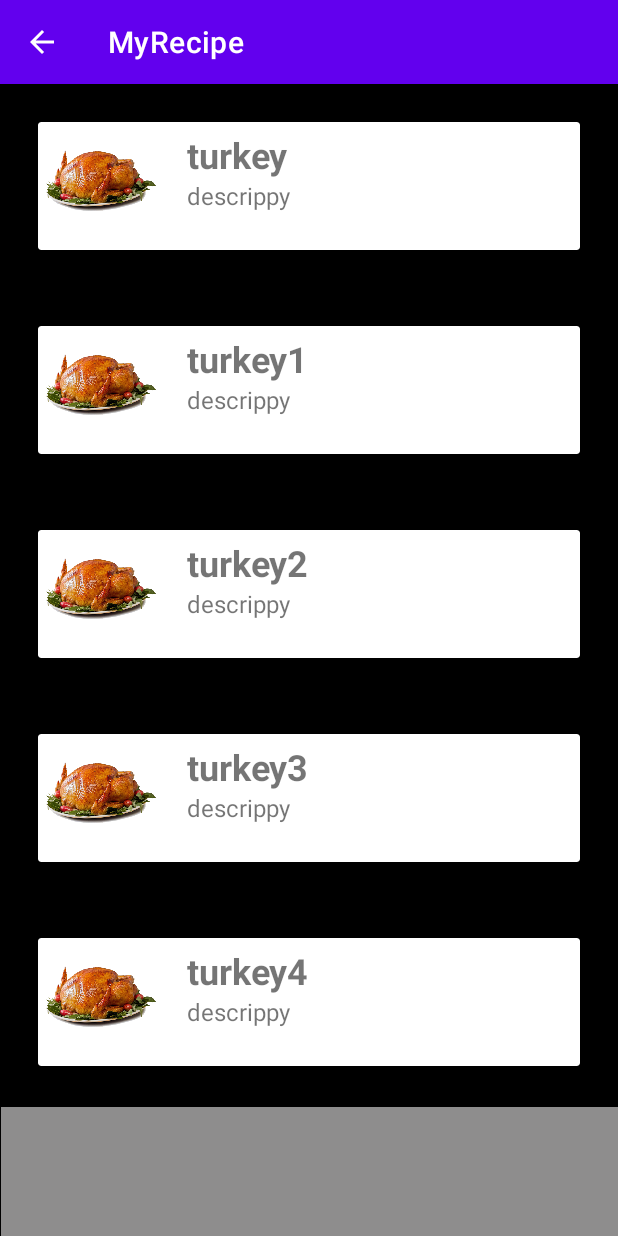
After one commit to Darian-Muel/CP470_MyRecipe, an Android app: the FavouritesActivity screen opened directly, with no data from a screen before it, on a phone screen of 412 x 824 dp. The commit adds this screen. Run offline under Robolectric (Android 15) with nearby library versions, the phone set to English and light mode, and no system bars.

Commit message:
Recyclerview stuff

```diff
--- a/app/build.gradle
+++ b/app/build.gradle
@@ -35,4 +35,8 @@ dependencies {
     testImplementation 'junit:junit:4.+'
     androidTestImplementation 'androidx.test.ext:junit:1.1.3'
     androidTestImplementation 'androidx.test.espresso:espresso-core:3.4.0'
+    implementation "androidx.recyclerview:recyclerview:1.2.1"
+    // For control over item selection of both touch and mouse driven selection
+    implementation "androidx.recyclerview:recyclerview-selection:1.1.0"
+    implementation "androidx.cardview:cardview:1.0.0"
 }
--- a/app/src/main/AndroidManifest.xml
+++ b/app/src/main/AndroidManifest.xml
@@ -10,13 +10,17 @@
         android:supportsRtl="true"
         android:theme="@style/Theme.MyRecipe">
         <activity
+            android:name=".FavouritesActivity"
+            android:exported="true"
+            android:parentActivityName=".ViewRecipesActivity" />
+        <activity
             android:name=".AddRecipesActivity"
             android:exported="true"
-            android:parentActivityName=".MainActivity"/>
+            android:parentActivityName=".MainActivity" />
         <activity
             android:name=".HelpActivity"
             android:exported="true"
-            android:parentActivityName=".MainActivity"/>
+            android:parentActivityName=".MainActivity" />
 
         <meta-data
             android:name="android.support.PARENT_ACTIVITY"
--- /dev/null
+++ b/app/src/main/java/com/code/darinmuellerchen/myrecipe/FavouritesActivity.java
@@ -0,0 +1,43 @@
+package com.code.darinmuellerchen.myrecipe;
+
+import androidx.appcompat.app.AppCompatActivity;
+import androidx.recyclerview.widget.LinearLayoutManager;
+import androidx.recyclerview.widget.RecyclerView;
+
+import android.os.Bundle;
+
+import java.util.ArrayList;
+
+public class FavouritesActivity extends AppCompatActivity {
+
+
+    RecyclerView recyclerView;
+    int n = RecipeLists.favList.size();
+    String[] s1 = new String[n];
+    String s2[];
+
+    ArrayList<String> ar = new ArrayList<String>();
+    int images[] = {R.drawable.turkey_food,R.drawable.turkey_food,R.drawable.turkey_food,
+            R.drawable.turkey_food,R.drawable.turkey_food,R.drawable.turkey_food};
+
+    @Override
+    protected void onCreate(Bundle savedInstanceState) {
+
+        super.onCreate(savedInstanceState);
+        setContentView(R.layout.activity_favourites);
+        for (int i = 0; i < RecipeLists.favList.size();i++){
+            Recipe recipe = RecipeLists.favList.get(i);
+
+            s1[i] = recipe.getTitle().toString();
+
+        }
+        recyclerView = findViewById(R.id.recyclerViewFavourites);
+
+        s1 = getResources().getStringArray(R.array.programming_languages);
+        s2 = getResources().getStringArray(R.array.description);
+
+        MyAdapter myAdapter = new MyAdapter( this, s1, s2, images);
+        recyclerView.setAdapter(myAdapter);
+        recyclerView.setLayoutManager(new LinearLayoutManager(this));
+    }
+}
--- /dev/null
+++ b/app/src/main/java/com/code/darinmuellerchen/myrecipe/MyAdapter.java
@@ -0,0 +1,58 @@
+package com.code.darinmuellerchen.myrecipe;
+
+import android.content.Context;
+import android.view.LayoutInflater;
+import android.view.View;
+import android.view.ViewGroup;
+import android.widget.ImageView;
+import android.widget.TextView;
+
+import androidx.annotation.NonNull;
+import androidx.recyclerview.widget.RecyclerView;
+
+public class MyAdapter extends RecyclerView.Adapter<MyAdapter.MyViewHolder>{
+
+    String data1[], data2[];
+    int images[];
+    Context context;
+
+    public MyAdapter(Context ct, String s1[], String s2[], int img[]){
+        context = ct;
+        data1 = s1;
+        data2 = s2;
+        images = img;
+    }
+
+    @NonNull
+    @Override
+    public MyViewHolder onCreateViewHolder(@NonNull ViewGroup parent, int viewType) {
+        LayoutInflater inflater = LayoutInflater.from(context);
+        View view = inflater.inflate(R.layout.recycler_item, parent, false);
+        return new MyViewHolder(view);
+    }
+
+    @Override
+    public void onBindViewHolder(@NonNull MyViewHolder holder, int position) {
+        holder.myText1.setText(data1[position]);
+        holder.myText2.setText(data2[position]);
+        holder.myImage.setImageResource(images[position]);
+    }
+
+    @Override
+    public int getItemCount() {
+        return images.length;
+    }
+
+    public class MyViewHolder extends RecyclerView.ViewHolder{
+
+        TextView myText1, myText2;
+        ImageView myImage;
+
+        public MyViewHolder(@NonNull View itemView) {
+            super(itemView);
+            myText1 = itemView.findViewById(R.id.food_title);
+            myText2 = itemView.findViewById(R.id.food_description);
+            myImage = itemView.findViewById(R.id.food_picture);
+        }
+    }
+}
--- a/app/src/main/java/com/code/darinmuellerchen/myrecipe/ViewRecipesActivity.java
+++ b/app/src/main/java/com/code/darinmuellerchen/myrecipe/ViewRecipesActivity.java
@@ -2,14 +2,25 @@ package com.code.darinmuellerchen.myrecipe;
 
 
 import androidx.appcompat.app.AppCompatActivity;
+import android.content.Intent;
 import android.os.Bundle;
+import android.view.View;
+import android.widget.Button;
 
 public class ViewRecipesActivity extends AppCompatActivity {
     protected static final String ACTIVITY_NAME = "ViewRecipesActivity";
-
+    private Button btnFavourites;
     @Override
     protected void onCreate(Bundle savedInstanceState) {
         super.onCreate(savedInstanceState);
         setContentView(R.layout.type_select_page);
+        btnFavourites = findViewById(R.id.btnFavourites);
+        btnFavourites.setOnClickListener(new View.OnClickListener() {
+            @Override
+            public void onClick(View view) {
+                Intent intent = new Intent(ViewRecipesActivity.this, FavouritesActivity.class);
+                startActivity(intent);
+            }
+        });
     }
 }
--- /dev/null
+++ b/app/src/main/res/layout/activity_favourites.xml
@@ -0,0 +1,27 @@
+<?xml version="1.0" encoding="utf-8"?>
+<androidx.constraintlayout.widget.ConstraintLayout xmlns:android="http://schemas.android.com/apk/res/android"
+    xmlns:app="http://schemas.android.com/apk/res-auto"
+    xmlns:tools="http://schemas.android.com/tools"
+    android:layout_width="match_parent"
+    android:layout_height="match_parent"
+    tools:context=".FavouritesActivity"
+    android:background="#000000">
+
+    <androidx.recyclerview.widget.RecyclerView
+        android:id="@+id/recyclerViewFavourites"
+        android:layout_width="match_parent"
+        android:layout_height="match_parent" />
+
+    <androidx.appcompat.widget.Toolbar
+        android:id="@+id/toolbarFavourites"
+        android:layout_width="411dp"
+        android:layout_height="86dp"
+        android:background="#8E8D8D"
+        android:minHeight="?attr/actionBarSize"
+        android:theme="?attr/actionBarTheme"
+        app:layout_constraintBottom_toBottomOf="parent"
+        app:layout_constraintEnd_toEndOf="parent"
+        app:layout_constraintStart_toStartOf="parent" />
+
+
+</androidx.constraintlayout.widget.ConstraintLayout>
--- /dev/null
+++ b/app/src/main/res/layout/recycler_item.xml
@@ -0,0 +1,53 @@
+<?xml version="1.0" encoding="utf-8"?>
+<androidx.constraintlayout.widget.ConstraintLayout xmlns:android="http://schemas.android.com/apk/res/android"
+    xmlns:app="http://schemas.android.com/apk/res-auto"
+    xmlns:tools="http://schemas.android.com/tools"
+    android:layout_width="match_parent"
+    android:layout_height="wrap_content"
+    android:layout_margin="25dp">
+
+    <androidx.cardview.widget.CardView
+        android:layout_width="match_parent"
+        android:layout_height="wrap_content"
+        app:layout_constraintBottom_toBottomOf="parent"
+        app:layout_constraintEnd_toEndOf="parent"
+        app:layout_constraintStart_toStartOf="parent"
+        app:layout_constraintTop_toTopOf="parent">
+
+        <androidx.constraintlayout.widget.ConstraintLayout
+            android:layout_width="match_parent"
+            android:layout_height="85dp">
+
+            <ImageView
+                android:id="@+id/food_picture"
+                android:layout_width="74dp"
+                android:layout_height="67dp"
+                android:layout_marginStart="5dp"
+                android:layout_marginTop="5dp"
+                app:layout_constraintStart_toStartOf="parent"
+                app:layout_constraintTop_toTopOf="parent"
+                app:srcCompat="@android:drawable/ic_menu_camera" />
+
+            <TextView
+                android:id="@+id/food_title"
+                android:layout_width="wrap_content"
+                android:layout_height="wrap_content"
+                android:layout_marginStart="20dp"
+                android:layout_marginTop="5dp"
+                android:text="Title"
+                android:textSize="24sp"
+                android:textStyle="bold"
+                app:layout_constraintStart_toEndOf="@+id/food_picture"
+                app:layout_constraintTop_toTopOf="parent" />
+
+            <TextView
+                android:id="@+id/food_description"
+                android:layout_width="wrap_content"
+                android:layout_height="wrap_content"
+                android:text="Description"
+                android:textSize="16sp"
+                app:layout_constraintStart_toStartOf="@+id/food_title"
+                app:layout_constraintTop_toBottomOf="@+id/food_title" />
+        </androidx.constraintlayout.widget.ConstraintLayout>
+    </androidx.cardview.widget.CardView>
+</androidx.constraintlayout.widget.ConstraintLayout>
--- a/app/src/main/res/values/strings.xml
+++ b/app/src/main/res/values/strings.xml
@@ -25,4 +25,24 @@ the corresponding category to view all the recipes listed under that category</s
     <string name="AddtoIngredients">Add Ingredients</string>
     <string name="Create">Create</string>
     <string name="AddRecipe">Add Recipe</string>
+
+
+    <string-array name="programming_languages">
+        <item>turkey</item>
+        <item>turkey1</item>
+        <item>turkey2</item>
+        <item>turkey3</item>
+        <item>turkey4</item>
+        <item>turkey5</item>
+        <item>turkey6</item>
+    </string-array>
+    <string-array name="description">
+        <item>"descrippy</item>
+        <item>"descrippy</item>
+        <item>"descrippy</item>
+        <item>"descrippy</item>
+        <item>"descrippy</item>
+        <item>"descrippy</item>
+        <item>"descrippy</item>
+    </string-array>
 </resources>
```
Also changed, not shown: app/src/main/res/drawable-v24/turkey_food.png (added).
